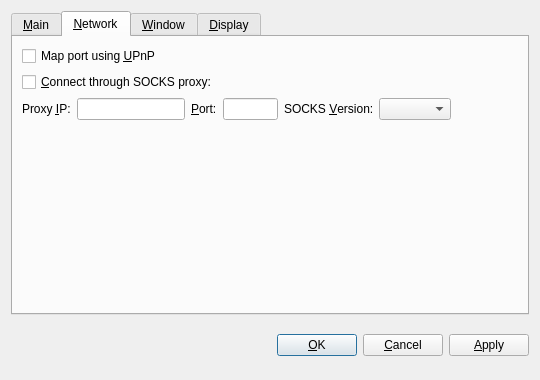
Before: the Qt Designer form src/qt/forms/optionsdialog.ui in doriancoin-project/doriancoin-v016-archived, drawn with Qt 5.
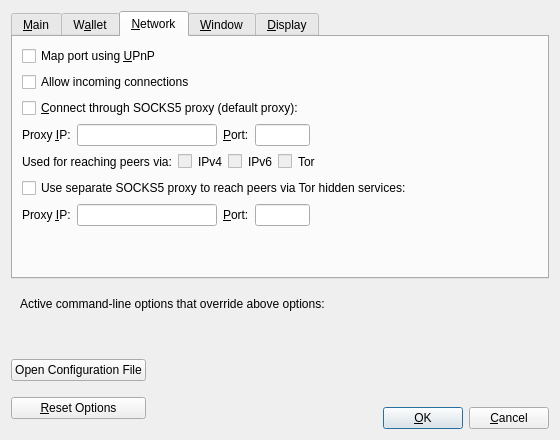
After: the same form once the commit is applied. The open tabs and pages were chosen to show the change. Custom widgets are drawn as their Qt base class.

The edit to the form file:
```diff
--- a/src/qt/forms/optionsdialog.ui
+++ b/src/qt/forms/optionsdialog.ui
@@ -6,8 +6,8 @@
    <rect>
     <x>0</x>
     <y>0</y>
-    <width>540</width>
-    <height>380</height>
+    <width>560</width>
+    <height>440</height>
    </rect>
   </property>
   <property name="windowTitle">
@@ -19,9 +19,6 @@
   <layout class="QVBoxLayout" name="verticalLayout">
    <item>
     <widget class="QTabWidget" name="tabWidget">
-     <property name="tabPosition">
-      <enum>QTabWidget::North</enum>
-     </property>
      <property name="currentIndex">
       <number>0</number>
      </property>
@@ -30,77 +27,44 @@
        <string>&amp;Main</string>
       </attribute>
       <layout class="QVBoxLayout" name="verticalLayout_Main">
-       <item>
-        <widget class="QLabel" name="transactionFeeInfoLabel">
-         <property name="text">
-          <string>Optional transaction fee per kB that helps make sure your transactions are processed quickly. Most transactions are 1 kB.</string>
-         </property>
-         <property name="textFormat">
-          <enum>Qt::PlainText</enum>
-         </property>
-         <property name="wordWrap">
-          <bool>true</bool>
-         </property>
-        </widget>
-       </item>
-       <item>
-        <layout class="QHBoxLayout" name="horizontalLayout_1_Main">
-         <item>
-          <widget class="QLabel" name="transactionFeeLabel">
-           <property name="text">
-            <string>Pay transaction &amp;fee</string>
-           </property>
-           <property name="textFormat">
-            <enum>Qt::PlainText</enum>
-           </property>
-           <property name="buddy">
-            <cstring>transactionFee</cstring>
-           </property>
-          </widget>
-         </item>
-         <item>
-          <widget class="BitcoinAmountField" name="transactionFee"/>
-         </item>
-         <item>
-          <spacer name="horizontalSpacer_1_Main">
-           <property name="orientation">
-            <enum>Qt::Horizontal</enum>
-           </property>
-           <property name="sizeHint" stdset="0">
-            <size>
-             <width>40</width>
-             <height>20</height>
-            </size>
-           </property>
-          </spacer>
-         </item>
-        </layout>
-       </item>
        <item>
         <widget class="QCheckBox" name="bitcoinAtStartup">
          <property name="toolTip">
-          <string>Automatically start Doriancoin after logging in to the system.</string>
+          <string>Automatically start %1 after logging in to the system.</string>
          </property>
          <property name="text">
-          <string>&amp;Start Doriancoin on system login</string>
+          <string>&amp;Start %1 on system login</string>
          </property>
         </widget>
        </item>
-       <item>
-        <spacer name="verticalSpacer_Main">
-         <property name="orientation">
-          <enum>Qt::Vertical</enum>
-         </property>
-         <property name="sizeHint" stdset="0">
-          <size>
-           <width>20</width>
-           <height>40</height>
-          </size>
-         </property>
-        </spacer>
-       </item>
        <item>
         <layout class="QHBoxLayout" name="horizontalLayout_2_Main">
+         <item>
+          <widget class="QLabel" name="databaseCacheLabel">
+           <property name="text">
+            <string>Size of &amp;database cache</string>
+           </property>
+           <property name="textFormat">
+            <enum>Qt::PlainText</enum>
+           </property>
+           <property name="buddy">
+            <cstring>databaseCache</cstring>
+           </property>
+          </widget>
+         </item>
+         <item>
+          <widget class="QSpinBox" name="databaseCache"/>
+         </item>
+         <item>
+          <widget class="QLabel" name="databaseCacheUnitLabel">
+           <property name="text">
+            <string>MB</string>
+           </property>
+           <property name="textFormat">
+            <enum>Qt::PlainText</enum>
+           </property>
+          </widget>
+         </item>
          <item>
           <spacer name="horizontalSpacer_2_Main">
            <property name="orientation">
@@ -114,20 +78,106 @@
            </property>
           </spacer>
          </item>
+        </layout>
+       </item>
+       <item>
+        <layout class="QHBoxLayout" name="horizontalLayout_3_Main">
          <item>
-          <widget class="QPushButton" name="resetButton">
-           <property name="toolTip">
-            <string>Reset all client options to default.</string>
-           </property>
+          <widget class="QLabel" name="threadsScriptVerifLabel">
            <property name="text">
-            <string>&amp;Reset Options</string>
+            <string>Number of script &amp;verification threads</string>
            </property>
-           <property name="autoDefault">
-            <bool>false</bool>
+           <property name="textFormat">
+            <enum>Qt::PlainText</enum>
            </property>
+           <property name="buddy">
+            <cstring>threadsScriptVerif</cstring>
+           </property>
           </widget>
          </item>
+         <item>
+          <widget class="QSpinBox" name="threadsScriptVerif">
+           <property name="toolTip">
+            <string>(0 = auto, &lt;0 = leave that many cores free)</string>
+           </property>
+          </widget>
+         </item>
+         <item>
+          <spacer name="horizontalSpacer_3_Main">
+           <property name="orientation">
+            <enum>Qt::Horizontal</enum>
+           </property>
+           <property name="sizeHint" stdset="0">
+            <size>
+             <width>40</width>
+             <height>20</height>
+            </size>
+           </property>
+          </spacer>
+         </item>
         </layout>
+       </item>
+       <item>
+        <spacer name="verticalSpacer_Main">
+         <property name="orientation">
+          <enum>Qt::Vertical</enum>
+         </property>
+         <property name="sizeHint" stdset="0">
+          <size>
+           <width>20</width>
+           <height>40</height>
+          </size>
+         </property>
+        </spacer>
+       </item>
+      </layout>
+     </widget>
+     <widget class="QWidget" name="tabWallet">
+      <attribute name="title">
+       <string>W&amp;allet</string>
+      </attribute>
+      <layout class="QVBoxLayout" name="verticalLayout_Wallet">
+       <item>
+        <widget class="QGroupBox" name="groupBox">
+         <property name="title">
+          <string>Expert</string>
+         </property>
+         <layout class="QVBoxLayout" name="verticalLayout_2">
+          <item>
+           <widget class="QCheckBox" name="coinControlFeatures">
+            <property name="toolTip">
+             <string>Whether to show coin control features or not.</string>
+            </property>
+            <property name="text">
+             <string>Enable coin &amp;control features</string>
+            </property>
+           </widget>
+          </item>
+          <item>
+           <widget class="QCheckBox" name="spendZeroConfChange">
+            <property name="toolTip">
+             <string>If you disable the spending of unconfirmed change, the change from a transaction cannot be used until that transaction has at least one confirmation. This also affects how your balance is computed.</string>
+            </property>
+            <property name="text">
+             <string>&amp;Spend unconfirmed change</string>
+            </property>
+           </widget>
+          </item>
+         </layout>
+        </widget>
+       </item>
+       <item>
+        <spacer name="verticalSpacer_Wallet">
+         <property name="orientation">
+          <enum>Qt::Vertical</enum>
+         </property>
+         <property name="sizeHint" stdset="0">
+          <size>
+           <width>20</width>
+           <height>40</height>
+          </size>
+         </property>
+        </spacer>
        </item>
       </layout>
      </widget>
@@ -146,18 +196,28 @@
          </property>
         </widget>
        </item>
+       <item>
+        <widget class="QCheckBox" name="allowIncoming">
+         <property name="toolTip">
+          <string>Accept connections from outside</string>
+         </property>
+         <property name="text">
+          <string>Allow incoming connections</string>
+         </property>
+        </widget>
+       </item>
        <item>
         <widget class="QCheckBox" name="connectSocks">
          <property name="toolTip">
-          <string>Connect to the Doriancoin network through a SOCKS proxy (e.g. when connecting through Tor).</string>
+          <string>Connect to the Doriancoin network through a SOCKS5 proxy.</string>
          </property>
          <property name="text">
-          <string>&amp;Connect through SOCKS proxy:</string>
+          <string>&amp;Connect through SOCKS5 proxy (default proxy):</string>
          </property>
         </widget>
        </item>
        <item>
-        <layout class="QHBoxLayout" name="horizontalLayout_Network">
+        <layout class="QHBoxLayout" name="horizontalLayout_1_Network">
          <item>
           <widget class="QLabel" name="proxyIpLabel">
            <property name="text">
@@ -173,6 +233,12 @@
          </item>
          <item>
           <widget class="QValidatedLineEdit" name="proxyIp">
+           <property name="minimumSize">
+            <size>
+             <width>140</width>
+             <height>0</height>
+            </size>
+           </property>
            <property name="maximumSize">
             <size>
              <width>140</width>
@@ -180,7 +246,7 @@
             </size>
            </property>
            <property name="toolTip">
-            <string>IP address of the proxy (e.g. 127.0.0.1)</string>
+            <string>IP address of the proxy (e.g. IPv4: 127.0.0.1 / IPv6: ::1)</string>
            </property>
           </widget>
          </item>
@@ -199,6 +265,12 @@
          </item>
          <item>
           <widget class="QLineEdit" name="proxyPort">
+           <property name="minimumSize">
+            <size>
+             <width>55</width>
+             <height>0</height>
+            </size>
+           </property>
            <property name="maximumSize">
             <size>
              <width>55</width>
@@ -211,27 +283,194 @@
           </widget>
          </item>
          <item>
-          <widget class="QLabel" name="socksVersionLabel">
+          <spacer name="horizontalSpacer_1_Network">
+           <property name="orientation">
+            <enum>Qt::Horizontal</enum>
+           </property>
+           <property name="sizeHint" stdset="0">
+            <size>
+             <width>40</width>
+             <height>20</height>
+            </size>
+           </property>
+          </spacer>
+         </item>
+        </layout>
+       </item>
+       <item>
+        <layout class="QHBoxLayout" name="horizontalLayout_2_Network">
+         <item>
+          <widget class="QLabel" name="proxyActiveNets">
            <property name="text">
-            <string>SOCKS &amp;Version:</string>
+            <string>Used for reaching peers via:</string>
            </property>
            <property name="textFormat">
             <enum>Qt::PlainText</enum>
            </property>
+          </widget>
+         </item>
+         <item>
+          <widget class="QCheckBox" name="proxyReachIPv4">
+           <property name="enabled">
+            <bool>false</bool>
+           </property>
+           <property name="toolTip">
+            <string>Shows if the supplied default SOCKS5 proxy is used to reach peers via this network type.</string>
+           </property>
+           <property name="text">
+            <string/>
+           </property>
+          </widget>
+         </item>
+         <item>
+          <widget class="QLabel" name="proxyReachIPv4Label">
+           <property name="text">
+            <string>IPv4</string>
+           </property>
+           <property name="textFormat">
+            <enum>Qt::PlainText</enum>
+           </property>
+          </widget>
+         </item>
+         <item>
+          <widget class="QCheckBox" name="proxyReachIPv6">
+           <property name="enabled">
+            <bool>false</bool>
+           </property>
+           <property name="toolTip">
+            <string>Shows if the supplied default SOCKS5 proxy is used to reach peers via this network type.</string>
+           </property>
+           <property name="text">
+            <string/>
+           </property>
+          </widget>
+         </item>
+         <item>
+          <widget class="QLabel" name="proxyReachIPv6Label">
+           <property name="text">
+            <string>IPv6</string>
+           </property>
+           <property name="textFormat">
+            <enum>Qt::PlainText</enum>
+           </property>
+          </widget>
+         </item>
+         <item>
+          <widget class="QCheckBox" name="proxyReachTor">
+           <property name="enabled">
+            <bool>false</bool>
+           </property>
+           <property name="toolTip">
+            <string>Shows if the supplied default SOCKS5 proxy is used to reach peers via this network type.</string>
+           </property>
+           <property name="text">
+            <string/>
+           </property>
+          </widget>
+         </item>
+         <item>
+          <widget class="QLabel" name="proxyReachTorLabel">
+           <property name="text">
+            <string>Tor</string>
+           </property>
+           <property name="textFormat">
+            <enum>Qt::PlainText</enum>
+           </property>
+          </widget>
+         </item>
+         <item>
+          <spacer name="horizontalSpacer_2_Network">
+           <property name="orientation">
+            <enum>Qt::Horizontal</enum>
+           </property>
+           <property name="sizeHint" stdset="0">
+            <size>
+             <width>40</width>
+             <height>20</height>
+            </size>
+           </property>
+          </spacer>
+         </item>
+        </layout>
+       </item>
+       <item>
+        <widget class="QCheckBox" name="connectSocksTor">
+         <property name="toolTip">
+          <string>Connect to the Doriancoin network through a separate SOCKS5 proxy for Tor hidden services.</string>
+         </property>
+         <property name="text">
+          <string>Use separate SOCKS5 proxy to reach peers via Tor hidden services:</string>
+         </property>
+        </widget>
+       </item>
+       <item>
+        <layout class="QHBoxLayout" name="horizontalLayout_3_Network">
+         <item>
+          <widget class="QLabel" name="proxyIpTorLabel">
+           <property name="text">
+            <string>Proxy &amp;IP:</string>
+           </property>
+           <property name="textFormat">
+            <enum>Qt::PlainText</enum>
+           </property>
            <property name="buddy">
-            <cstring>socksVersion</cstring>
+            <cstring>proxyIpTor</cstring>
            </property>
           </widget>
          </item>
          <item>
-          <widget class="QValueComboBox" name="socksVersion">
+          <widget class="QValidatedLineEdit" name="proxyIpTor">
+           <property name="minimumSize">
+            <size>
+             <width>140</width>
+             <height>0</height>
+            </size>
+           </property>
+           <property name="maximumSize">
+            <size>
+             <width>140</width>
+             <height>16777215</height>
+            </size>
+           </property>
            <property name="toolTip">
-            <string>SOCKS version of the proxy (e.g. 5)</string>
+            <string>IP address of the proxy (e.g. IPv4: 127.0.0.1 / IPv6: ::1)</string>
            </property>
           </widget>
          </item>
          <item>
-          <spacer name="horizontalSpacer_Network">
+          <widget class="QLabel" name="proxyPortTorLabel">
+           <property name="text">
+            <string>&amp;Port:</string>
+           </property>
+           <property name="textFormat">
+            <enum>Qt::PlainText</enum>
+           </property>
+           <property name="buddy">
+            <cstring>proxyPortTor</cstring>
+           </property>
+          </widget>
+         </item>
+         <item>
+          <widget class="QLineEdit" name="proxyPortTor">
+           <property name="minimumSize">
+            <size>
+             <width>55</width>
+             <height>0</height>
+            </size>
+           </property>
+           <property name="maximumSize">
+            <size>
+             <width>55</width>
+             <height>16777215</height>
+            </size>
+           </property>
+           <property name="toolTip">
+            <string>Port of the proxy (e.g. 9050)</string>
+           </property>
+          </widget>
+         </item>
+         <item>
+          <spacer name="horizontalSpacer_4_Network">
            <property name="orientation">
             <enum>Qt::Horizontal</enum>
            </property>
@@ -265,6 +504,16 @@
        <string>&amp;Window</string>
       </attribute>
       <layout class="QVBoxLayout" name="verticalLayout_Window">
+       <item>
+        <widget class="QCheckBox" name="hideTrayIcon">
+         <property name="toolTip">
+          <string>&amp;Hide the icon from the system tray.</string>
+         </property>
+         <property name="text">
+          <string>Hide tray icon</string>
+         </property>
+        </widget>
+       </item>
        <item>
         <widget class="QCheckBox" name="minimizeToTray">
          <property name="toolTip">
@@ -278,7 +527,7 @@
        <item>
         <widget class="QCheckBox" name="minimizeOnClose">
          <property name="toolTip">
-          <string>Minimize instead of exit the application when the window is closed. When this option is enabled, the application will be closed only after selecting Quit in the menu.</string>
+          <string>Minimize instead of exit the application when the window is closed. When this option is enabled, the application will be closed only after selecting Exit in the menu.</string>
          </property>
          <property name="text">
           <string>M&amp;inimize on close</string>
@@ -323,7 +572,7 @@
          <item>
           <widget class="QValueComboBox" name="lang">
            <property name="toolTip">
-            <string>The user interface language can be set here. This setting will take effect after restarting Doriancoin.</string>
+            <string>The user interface language can be set here. This setting will take effect after restarting %1.</string>
            </property>
           </widget>
          </item>
@@ -354,24 +603,28 @@
         </layout>
        </item>
        <item>
-        <widget class="QCheckBox" name="displayAddresses">
-         <property name="toolTip">
-          <string>Whether to show Doriancoin addresses in the transaction list or not.</string>
-         </property>
-         <property name="text">
-          <string>&amp;Display addresses in transaction list</string>
-         </property>
-        </widget>
-       </item>
-       <item>
-        <widget class="QCheckBox" name="coinControlFeatures">
-         <property name="toolTip">
-          <string>Whether to show coin control features or not.</string>
-         </property>
-         <property name="text">
-          <string>Display coin &amp;control features (experts only!)</string>
-         </property>
-        </widget>
+        <layout class="QHBoxLayout" name="horizontalLayout_3_Display">
+         <item>
+          <widget class="QLabel" name="thirdPartyTxUrlsLabel">
+           <property name="toolTip">
+            <string>Third party URLs (e.g. a block explorer) that appear in the transactions tab as context menu items. %s in the URL is replaced by transaction hash. Multiple URLs are separated by vertical bar |.</string>
+           </property>
+           <property name="text">
+            <string>Third party transaction URLs</string>
+           </property>
+           <property name="buddy">
+            <cstring>thirdPartyTxUrls</cstring>
+           </property>
+          </widget>
+         </item>
+         <item>
+          <widget class="QLineEdit" name="thirdPartyTxUrls">
+           <property name="toolTip">
+            <string>Third party URLs (e.g. a block explorer) that appear in the transactions tab as context menu items. %s in the URL is replaced by transaction hash. Multiple URLs are separated by vertical bar |.</string>
+           </property>
+          </widget>
+         </item>
+        </layout>
        </item>
        <item>
         <spacer name="verticalSpacer_Display">
@@ -390,8 +643,84 @@
      </widget>
     </widget>
    </item>
+   <item>
+    <widget class="QFrame" name="frame">
+     <layout class="QVBoxLayout" name="verticalLayout_Bottom">
+      <item>
+       <layout class="QHBoxLayout" name="horizontalLayout_Bottom">
+        <item>
+         <widget class="QLabel" name="overriddenByCommandLineInfoLabel">
+          <property name="text">
+           <string>Active command-line options that override above options:</string>
+          </property>
+          <property name="textFormat">
+           <enum>Qt::PlainText</enum>
+          </property>
+         </widget>
+        </item>
+        <item>
+         <spacer name="horizontalSpacer_Bottom">
+          <property name="orientation">
+           <enum>Qt::Horizontal</enum>
+          </property>
+          <property name="sizeHint" stdset="0">
+           <size>
+            <width>40</width>
+            <height>20</height>
+           </size>
+          </property>
+         </spacer>
+        </item>
+       </layout>
+      </item>
+      <item>
+       <widget class="QLabel" name="overriddenByCommandLineLabel">
+        <property name="text">
+         <string/>
+        </property>
+        <property name="textFormat">
+         <enum>Qt::PlainText</enum>
+        </property>
+        <property name="wordWrap">
+         <bool>true</bool>
+        </property>
+       </widget>
+      </item>
+     </layout>
+    </widget>
+   </item>
    <item>
     <layout class="QHBoxLayout" name="horizontalLayout_Buttons">
+     <item>
+      <layout class="QVBoxLayout" name="verticalLayout_Buttons">
+       <item>
+        <widget class="QPushButton" name="openBitcoinConfButton">
+         <property name="toolTip">
+          <string>Open the %1 configuration file from the working directory.</string>
+         </property>
+         <property name="text">
+          <string>Open Configuration File</string>
+         </property>
+         <property name="autoDefault">
+          <bool>false</bool>
+         </property>
+        </widget>
+       </item>
+       <item>
+        <widget class="QPushButton" name="resetButton">
+         <property name="toolTip">
+          <string>Reset all client options to default.</string>
+         </property>
+         <property name="text">
+          <string>&amp;Reset Options</string>
+         </property>
+         <property name="autoDefault">
+          <bool>false</bool>
+         </property>
+        </widget>
+       </item>
+      </layout>
+     </item>
      <item>
       <spacer name="horizontalSpacer_1">
        <property name="orientation">
@@ -407,6 +736,12 @@
      </item>
      <item>
       <widget class="QLabel" name="statusLabel">
+       <property name="minimumSize">
+        <size>
+         <width>200</width>
+         <height>0</height>
+        </size>
+       </property>
        <property name="font">
         <font>
          <weight>75</weight>
@@ -438,52 +773,64 @@
       </spacer>
      </item>
      <item>
-      <widget class="QPushButton" name="okButton">
-       <property name="text">
-        <string>&amp;OK</string>
-       </property>
-      </widget>
-     </item>
-     <item>
-      <widget class="QPushButton" name="cancelButton">
-       <property name="text">
-        <string>&amp;Cancel</string>
-       </property>
-       <property name="autoDefault">
-        <bool>false</bool>
-       </property>
-      </widget>
-     </item>
-     <item>
-      <widget class="QPushButton" name="applyButton">
-       <property name="text">
-        <string>&amp;Apply</string>
-       </property>
-       <property name="autoDefault">
-        <bool>false</bool>
-       </property>
-      </widget>
+      <layout class="QVBoxLayout" name="verticalLayout_4">
+       <item>
+        <spacer name="verticalSpacer">
+         <property name="orientation">
+          <enum>Qt::Vertical</enum>
+         </property>
+         <property name="sizeHint" stdset="0">
+          <size>
+           <width>20</width>
+           <height>40</height>
+          </size>
+         </property>
+        </spacer>
+       </item>
+       <item>
+        <layout class="QHBoxLayout" name="horizontalLayout">
+         <item>
+          <widget class="QPushButton" name="okButton">
+           <property name="text">
+            <string>&amp;OK</string>
+           </property>
+           <property name="autoDefault">
+            <bool>false</bool>
+           </property>
+           <property name="default">
+            <bool>true</bool>
+           </property>
+          </widget>
+         </item>
+         <item>
+          <widget class="QPushButton" name="cancelButton">
+           <property name="text">
+            <string>&amp;Cancel</string>
+           </property>
+           <property name="autoDefault">
+            <bool>false</bool>
+           </property>
+          </widget>
+         </item>
+        </layout>
+       </item>
+      </layout>
      </item>
     </layout>
    </item>
   </layout>
  </widget>
  <customwidgets>
-  <customwidget>
-   <class>BitcoinAmountField</class>
-   <extends>QSpinBox</extends>
-   <header>bitcoinamountfield.h</header>
-  </customwidget>
-  <customwidget>
-   <class>QValueComboBox</class>
-   <extends>QComboBox</extends>
-   <header>qvaluecombobox.h</header>
-  </customwidget>
   <customwidget>
    <class>QValidatedLineEdit</class>
    <extends>QLineEdit</extends>
    <header>qvalidatedlineedit.h</header>
   </customwidget>
+  <customwidget>
+   <class>QValueComboBox</class>
+   <extends>QComboBox</extends>
+   <header>qvaluecombobox.h</header>
+  </customwidget>
  </customwidgets>
  <resources/>
  <connections/>
```
